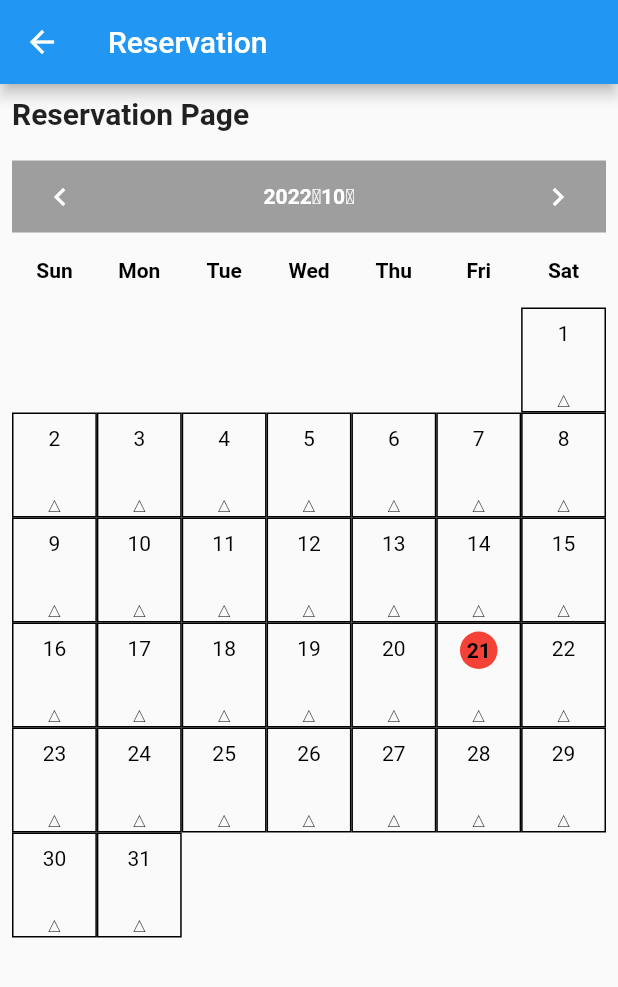
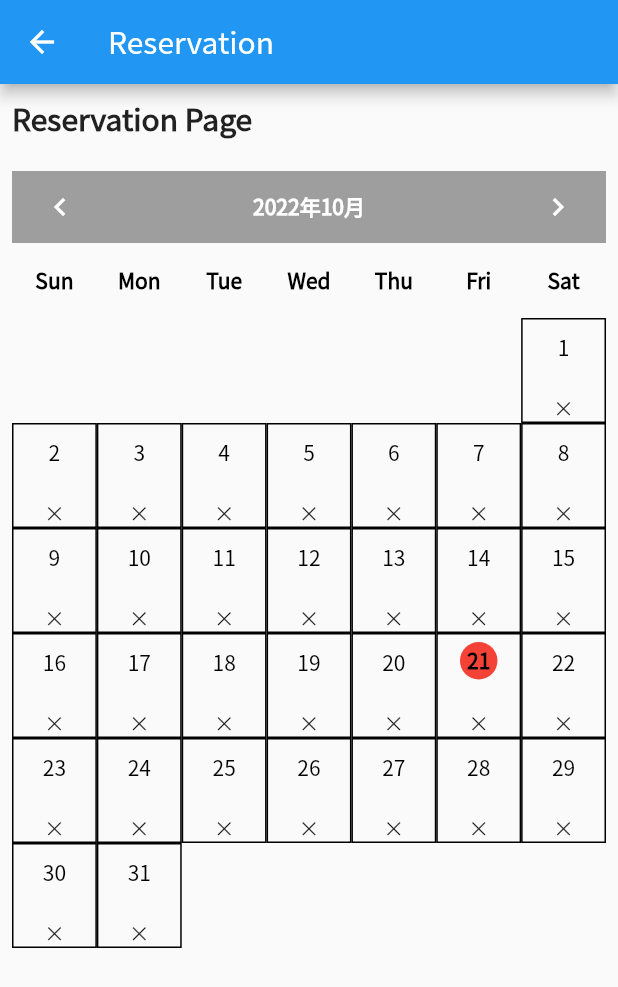
Before and after one commit to muratariku0903/reservation, a Flutter app: the screen it shows after launch, after a tap on "move reservation page.", on a phone screen of 412 x 824 dp. Shown: the top 987 px of the screen. Run offline on Flutter 3.47's test engine with Material 2 defaults, Android fonts, the light colour scheme and no system bars; drawn by our look-alikes of table_calendar; our stand-ins replace freezed_annotation, hooks_riverpod, logger; missing offline and left inert: syncfusion_localizations.

Commit message:
update calendar view

```diff
--- a/lib/main.dart
+++ b/lib/main.dart
@@ -17,7 +17,10 @@ class MyApp extends StatelessWidget {
   Widget build(BuildContext context) {
     return MaterialApp(
       title: 'Flutter Reservation Sys',
-      theme: ThemeData(primarySwatch: Colors.blue),
+      theme: ThemeData(
+        primarySwatch: Colors.blue,
+        fontFamily: "NotoSansJP",
+      ),
       debugShowCheckedModeBanner: false,
       localizationsDelegates: const [
         SfGlobalLocalizations.delegate,
--- a/lib/presentation/widget/reservation/data.dart
+++ b/lib/presentation/widget/reservation/data.dart
@@ -1,3 +1,5 @@
+import 'dart:math';
+
 class Availability {
   Availability({required this.morning, required this.noon, required this.afternoon});
   final bool morning;
@@ -8,9 +10,9 @@ class Availability {
 // あらかじめ何らかのキーを日付に取るマップデータを用意してそれにマッピングするだけ、本番ではここでAPIを叩くようなことはしない
 List<Availability> createSampleData(DateTime day) {
   final availability = Availability(
-    morning: day.day % 2 == 0,
-    noon: (day.day ~/ 100000) % 4 == 0,
-    afternoon: true,
+    morning: Random().nextInt(2) == 1,
+    noon: Random().nextInt(2) == 1,
+    afternoon: Random().nextInt(2) == 1,
   );
 
   return [availability];
--- a/lib/presentation/widget/reservation/reservation_calendar.dart
+++ b/lib/presentation/widget/reservation/reservation_calendar.dart
@@ -89,21 +89,18 @@ class CustomCalendarBuilders {
 
   static Widget markerBuilder(BuildContext context, DateTime day, List<Availability> availabilityList) {
     Availability availability = availabilityList[0];
-    // bool morning = availability.morning;
-    // bool noon = availability.noon;
-    // bool afternoon = availability.afternoon;
-
     int cnt = 0;
     if (availability.morning) cnt++;
     if (availability.noon) cnt++;
     if (availability.afternoon) cnt++;
+    print([availability.morning, availability.noon, availability.afternoon]);
 
     String mark = '';
     if (cnt == 3) mark = '○';
     if (cnt == 1 || cnt == 2) mark = '△';
     if (cnt == 0) mark = '×';
 
-    return const Text('△');
+    return Text(mark);
   }
 
   static Widget daysOfWeekBuilder(BuildContext context, DateTime day) {
--- a/pubspec.yaml
+++ b/pubspec.yaml
@@ -39,4 +39,4 @@ flutter:
   fonts:
     - family: NotoSansJP
       fonts:
-        - asset: fonts/NotoSansJP-Regular.otf
+        - asset: assets/fonts/NotoSansJP-Regular.otf
```
Also changed, not shown: pubspec.lock.
